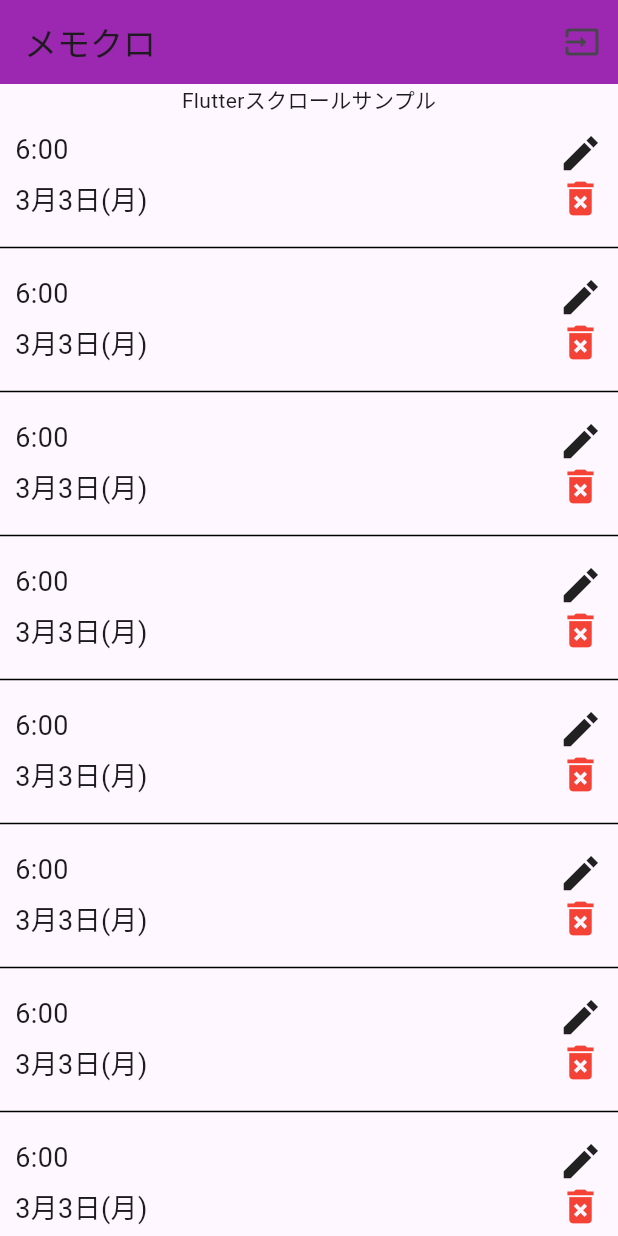
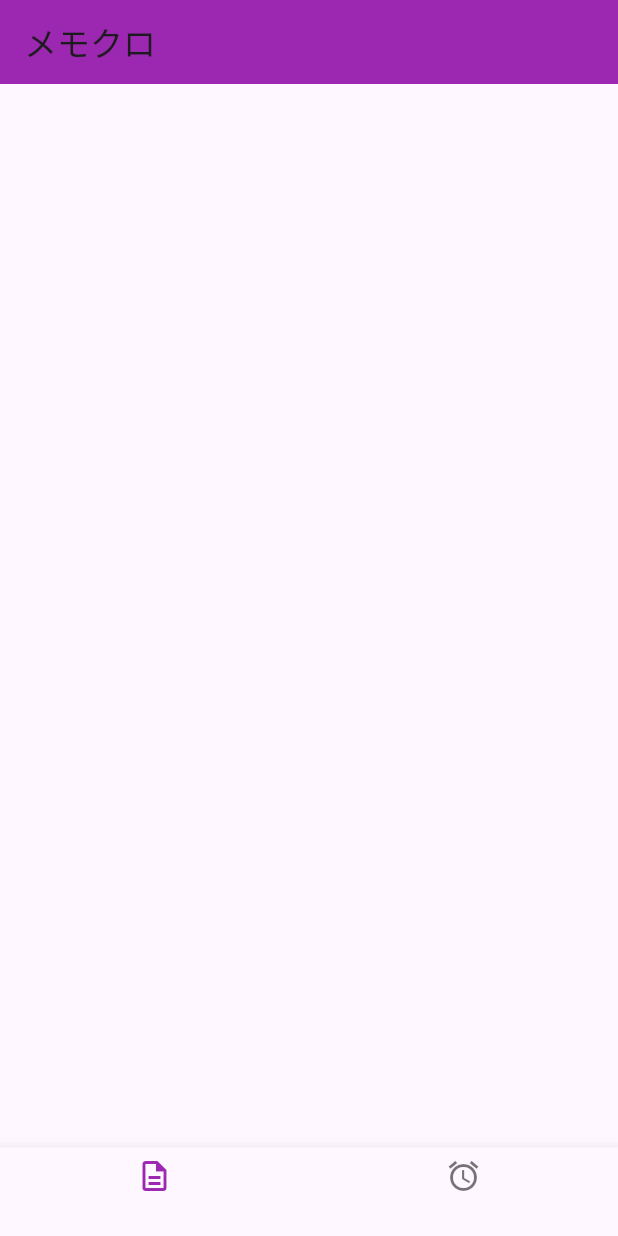
Before and after one commit to makoty-pg/susamin, a Flutter app: the screen it shows after launch, on a phone screen of 412 x 824 dp. Run offline on Flutter 3.47's test engine with Material 3 defaults, Android fonts, the phone set to English and light mode, and no system bars.

Commit message:
ボトムナビゲーションバー追加（追加に伴い，main.dartいじりまくりました．clockページは，clock_home.dartに入ってます）

```diff
--- a/lib/main.dart
+++ b/lib/main.dart
@@ -1,143 +1,6 @@
 import 'package:flutter/material.dart';
-import 'package:memorization_and_clock/quiz_home.dart';
+import 'route.dart';
 
 void main() {
   runApp(const MyApp());
 }
-
-class CornerWidget extends StatelessWidget {
-  final VoidCallback onEdit;
-  final VoidCallback onDelete;
-
-  const CornerWidget({Key? key, required this.onEdit, required this.onDelete}) : super(key: key);
-
-  @override
-  Widget build(BuildContext context) {
-    return Stack(
-      children: [
-        const Positioned(
-          top: 10,
-          left: 10,
-          child: Text('6:00', style: TextStyle(fontSize: 18)),
-        ),
-        const Positioned(
-          bottom: 10,
-          left: 10,
-          child: Text('3月3日(月)', style: TextStyle(fontSize: 18)),
-        ),
-        Positioned(
-          top: 10,
-          right: 10,
-          child: GestureDetector(
-            onTap: onEdit,
-            child: const Icon(Icons.create_sharp, size: 30),
-          ),
-        ),
-        Positioned(
-          bottom: 10,
-          right: 10,
-          child: GestureDetector(
-            onTap: onDelete,
-            child: const Icon(Icons.delete_forever, size: 30, color: Colors.red),
-          ),
-        ),
-      ],
-    );
-  }
-}
-
-class MyApp extends StatelessWidget {
-  const MyApp({super.key});
-
-  @override
-  Widget build(BuildContext context) {
-    return MaterialApp(
-      title: 'Flutter Demo',
-      theme: ThemeData(
-        colorScheme: ColorScheme.fromSeed(seedColor: Colors.deepPurple),
-        useMaterial3: true,
-      ),
-      home: const MyHomePage(title: 'メモクロ'),
-    );
-  }
-}
-
-class MyHomePage extends StatefulWidget {
-  const MyHomePage({super.key, required this.title});
-
-  final String title;
-
-  @override
-  State<MyHomePage> createState() => _MyHomePageState();
-}
-
-class _MyHomePageState extends State<MyHomePage> {
-  final items = ["AAA", "BBB", "CCC", "DDD", "EEE", "FFF", "GGG", "HHH", "III", "JJJ", "KKK", "LLL", "MMM", "NNN"];
-
-  void handleEdit(String item) {
-    print("編集: $item");
-  }
-
-  void handleDelete(String item) {
-    print("削除: $item");
-    setState(() {
-      items.remove(item);
-    });
-  }
-
-  @override
-  Widget build(BuildContext context) {
-    return Scaffold(
-      appBar: AppBar(
-        title: Text(widget.title),
-        backgroundColor: Colors.purple,
-        actions: [
-          IconButton(onPressed: () {
-            Navigator.push(
-              context,
-              MaterialPageRoute(
-                builder: (context) => QuizHome(title: widget.title),
-              ),
-            );
-          }, icon: const Icon(Icons.input_rounded))
-        ],
-      ),
-      body: SingleChildScrollView(
-        child: Column(
-          mainAxisAlignment: MainAxisAlignment.center,
-          children: <Widget>[
-            const Text("Flutterスクロールサンプル"),
-            ListView.separated(
-              shrinkWrap: true,
-              physics: const NeverScrollableScrollPhysics(),
-              itemCount: items.length,
-              itemBuilder: (context, index) {
-                final item = items[index];
-                return Stack(
-                  children: [
-                    SizedBox(
-                      height: 80,
-                      child: ListTile(
-                        title: null,
-                        contentPadding: const EdgeInsets.symmetric(vertical: 10, horizontal: 16),
-                      ),
-                    ),
-                    Positioned.fill(
-                      child: CornerWidget(
-                        onEdit: () => handleEdit(item),
-                        onDelete: () => handleDelete(item),
-                      ),
-                    ),
-                  ],
-                );
-              },
-              separatorBuilder: (context, index) {
-                return const Divider(color: Colors.black);
-              },
-            ),
-          ],
-        ),
-      ),
-    );
-  }
-}
--- /dev/null
+++ b/lib/quiz_home.dart
@@ -0,0 +1,17 @@
+import 'package:flutter/material.dart';
+
+
+class QuizHome extends StatelessWidget {
+  const QuizHome({super.key});
+
+  @override
+  Widget build(BuildContext context) {
+    return Scaffold(
+      appBar: AppBar(
+        title: Text('メモクロ'),
+        backgroundColor: Colors.purple,
+      ),
+      body: null,
+    );
+  }
+}
--- /dev/null
+++ b/lib/route.dart
@@ -0,0 +1,65 @@
+// TODO Implement this library.
+import 'package:flutter/material.dart';
+import 'clock_home.dart';
+import 'quiz_home.dart';
+
+class MyApp extends StatelessWidget {
+  const MyApp({super.key});
+
+  @override
+  Widget build(BuildContext context) {
+    return MaterialApp(
+      title: 'Flutter Demo',
+      theme: ThemeData(
+        colorScheme: ColorScheme.fromSeed(seedColor: Colors.deepPurple),
+        useMaterial3: true,
+      ),
+      home: const MyStatefulWidget(),
+    );
+  }
+}
+
+class MyStatefulWidget extends StatefulWidget {
+  const MyStatefulWidget({super.key});
+
+  @override
+  State<MyStatefulWidget> createState() => _MyStatefulWidgetState();
+}
+
+class _MyStatefulWidgetState extends State<MyStatefulWidget> {
+  static const _screens = [
+    QuizHome(),
+    ClockHomePage(title: 'メモクロ'),
+  ];
+
+  int _selectedIndex = 0;
+
+  void _onItemTapped(int index) {
+    setState(() {
+      _selectedIndex = index;
+    });
+  }
+
+  @override
+  Widget build(BuildContext context) {
+    return Scaffold(
+      body: _screens[_selectedIndex],
+      bottomNavigationBar: BottomNavigationBar(
+        currentIndex: _selectedIndex,
+        selectedItemColor: Colors.purple,
+        onTap: _onItemTapped,
+        items: const <BottomNavigationBarItem>[
+          BottomNavigationBarItem(
+            icon: Icon(Icons.description_outlined),
+            label: '',
+          ),
+          BottomNavigationBarItem(
+            icon: Icon(Icons.alarm),
+            label: '',
+          ),
+        ],
+        type: BottomNavigationBarType.fixed,
+      ),
+    );
+  }
+}
```
Also changed, not shown: lib/clock_home.dart (added, +128 -0 lines), lib/model/quiz.dart (added, +28 -0 lines), 1 other file.
